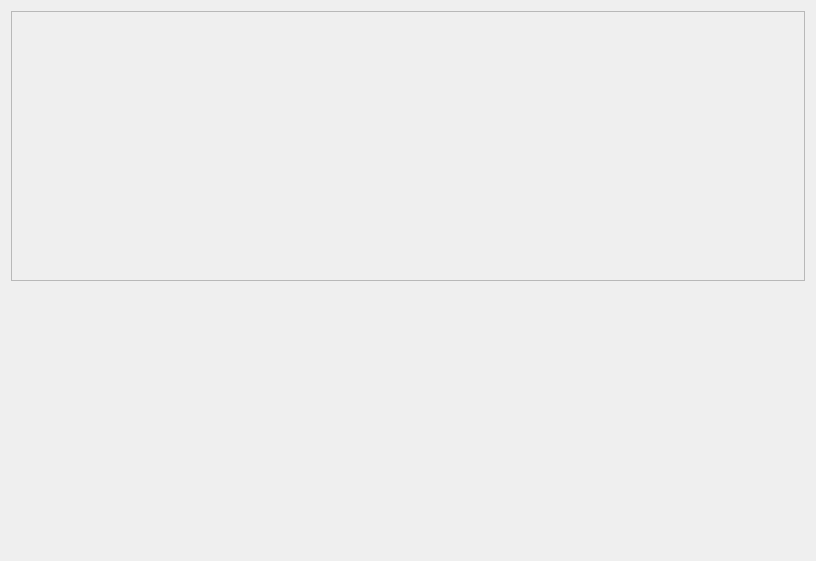
First picture: the form in inputparametersform.ui, repository baseoleph/turingmachine, before the edit.
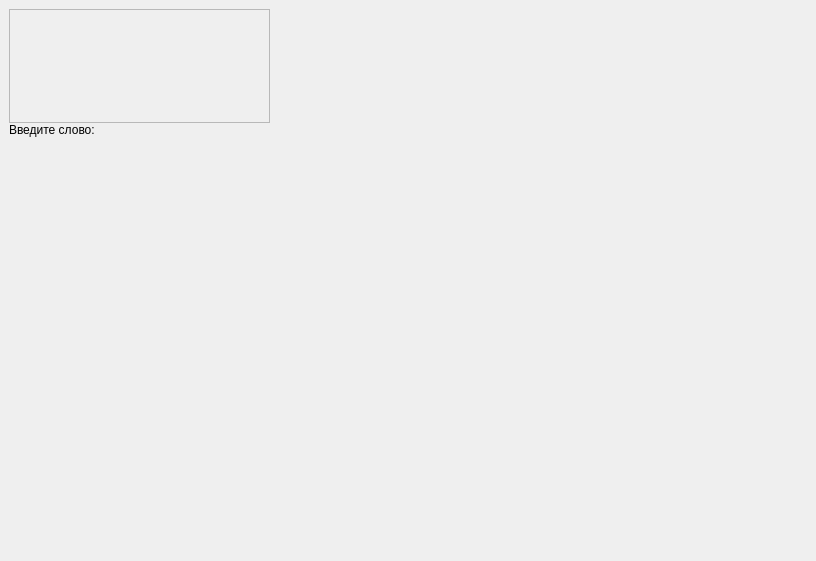
Second picture: the form after the edit.

```diff
--- a/inputparametersform.ui
+++ b/inputparametersform.ui
@@ -13,11 +13,24 @@
   <property name="windowTitle">
    <string>Form</string>
   </property>
-  <layout class="QVBoxLayout" name="verticalLayout_2">
-   <item>
+  <widget class="QWidget" name="">
+   <property name="geometry">
+    <rect>
+     <x>9</x>
+     <y>9</y>
+     <width>261</width>
+     <height>241</height>
+    </rect>
+   </property>
     <layout class="QHBoxLayout" name="horizontalLayout_2">
+    <property name="spacing">
+     <number>0</number>
+    </property>
      <item>
       <layout class="QVBoxLayout" name="verticalLayout">
+      <property name="spacing">
+       <number>0</number>
+      </property>
        <item>
         <widget class="QScrollArea" name="scrollArea">
          <property name="widgetResizable">
@@ -28,18 +41,46 @@
            <rect>
             <x>0</x>
             <y>0</y>
-            <width>792</width>
-            <height>265</height>
+           <width>255</width>
+           <height>109</height>
            </rect>
           </property>
           <layout class="QHBoxLayout" name="horizontalLayout">
            <item>
-            <layout class="QGridLayout" name="gridLayout"/>
-           </item>
+           <layout class="QGridLayout" name="gridLayout">
+            <property name="spacing">
+             <number>0</number>
+            </property>
+           </layout>
+          </item>
+          <item>
+           <spacer name="horizontalSpacer">
+            <property name="orientation">
+             <enum>Qt::Horizontal</enum>
+            </property>
+            <property name="sizeHint" stdset="0">
+             <size>
+              <width>40</width>
+              <height>20</height>
+             </size>
+            </property>
+           </spacer>
+          </item>
           </layout>
          </widget>
         </widget>
        </item>
+      <item>
+       <layout class="QHBoxLayout" name="horizontalLayout_word">
+        <item>
+         <widget class="QLabel" name="label">
+          <property name="text">
+           <string>Введите слово:</string>
+          </property>
+         </widget>
+        </item>
+       </layout>
+      </item>
        <item>
         <spacer name="verticalSpacer">
          <property name="orientation">
@@ -56,8 +97,7 @@
       </layout>
      </item>
     </layout>
-   </item>
-  </layout>
+  </widget>
  </widget>
  <resources/>
  <connections/>
```
Lines whose indentation alone changed are shown as unchanged.
